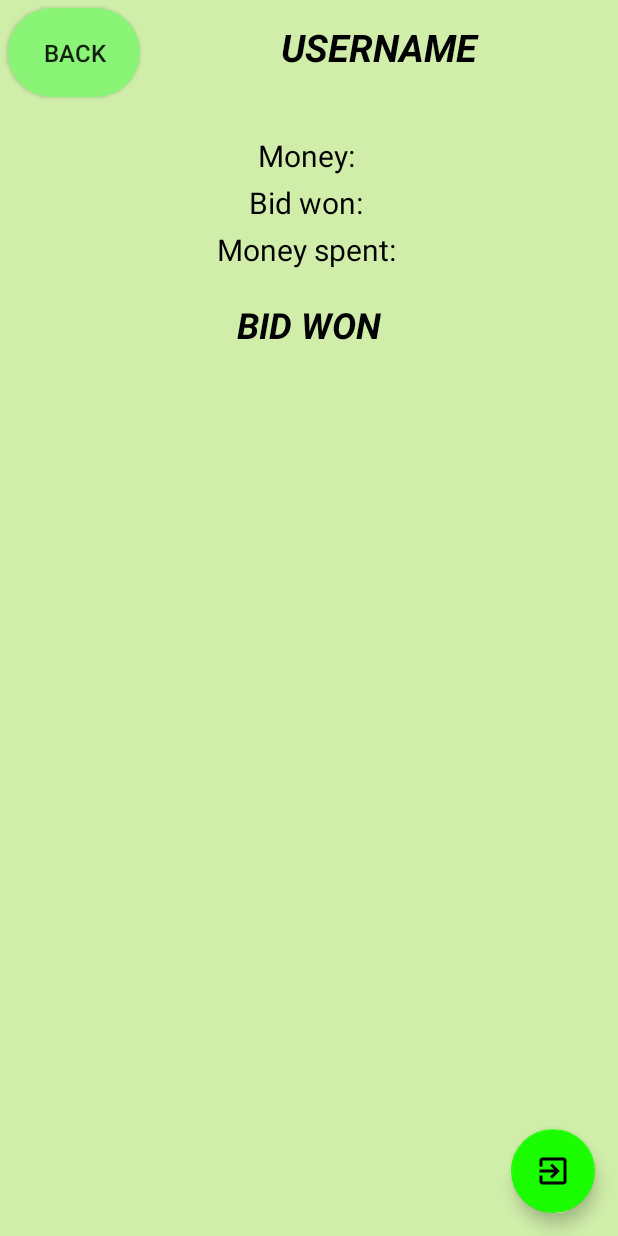
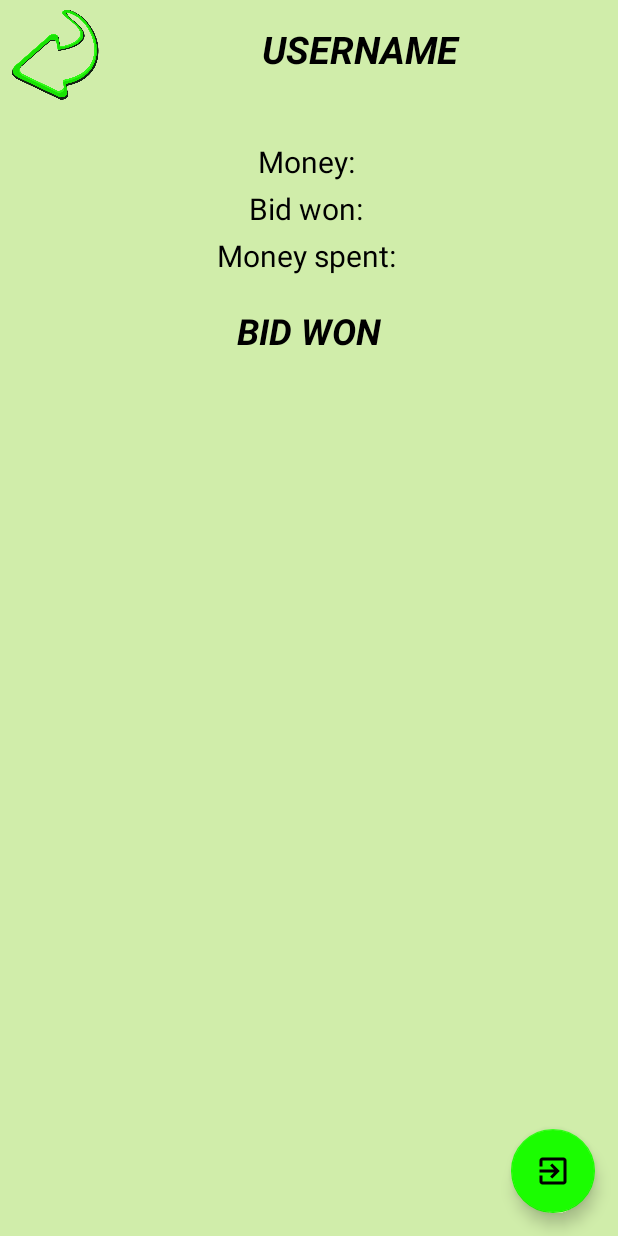
Before and after one commit to Cerlonghish/Illon, an Android app: the UserActivity screen opened directly, with no data from a screen before it, on a phone screen of 412 x 824 dp. Run offline under Robolectric (Android 15) with nearby library versions, the phone set to English and light mode, and no system bars; 1 statement that could not run was skipped.

Commit message:
back arrow added

```diff
--- a/app/src/main/res/layout/user_layout.xml
+++ b/app/src/main/res/layout/user_layout.xml
@@ -8,16 +8,14 @@
 
     <Button
         android:id="@+id/back"
-        android:layout_width="wrap_content"
-        android:layout_height="59dp"
+        android:layout_width="63dp"
+        android:layout_height="63dp"
         android:layout_alignParentStart="true"
         android:layout_alignParentTop="true"
         android:layout_marginStart="5dp"
         android:layout_marginTop="5dp"
         android:layout_marginBottom="5dp"
-        android:background="@drawable/back_button"
-        android:text="BACK"
-        android:textSize="16sp" />
+        android:background="@drawable/back_arrow" />
 
     <TextView
         android:id="@+id/user_name"
```
Also changed, not shown: app/src/main/res/layout/current_lot.xml (+4 -4 lines), app/src/main/res/drawable/back_arrow.png (added).
